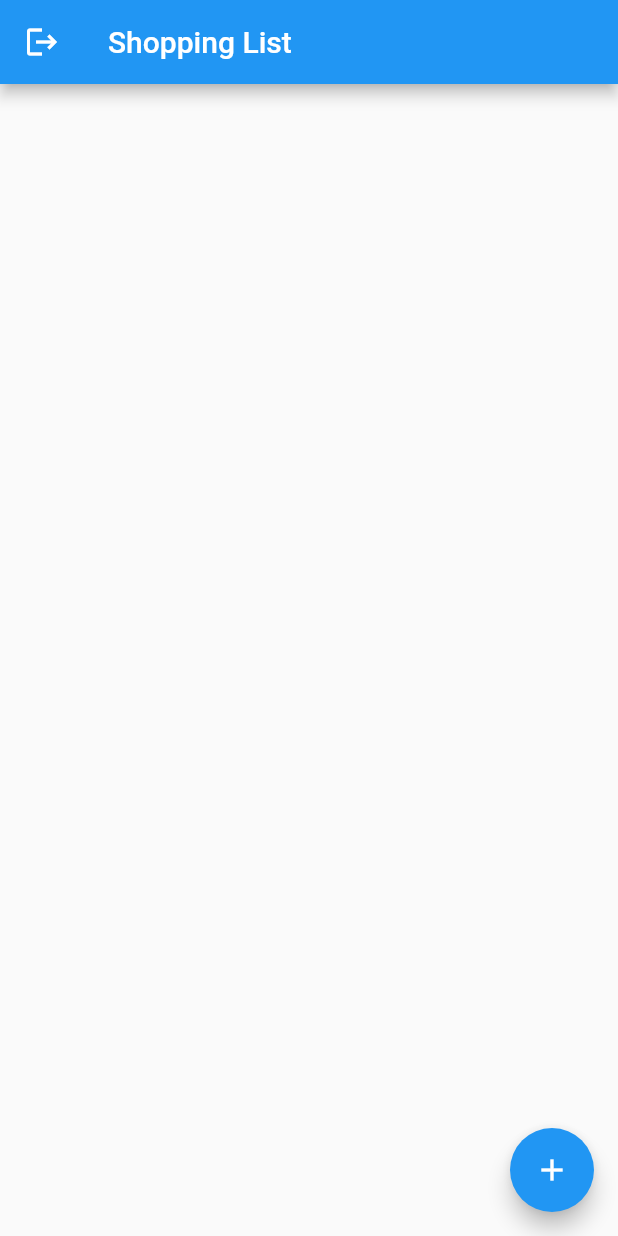
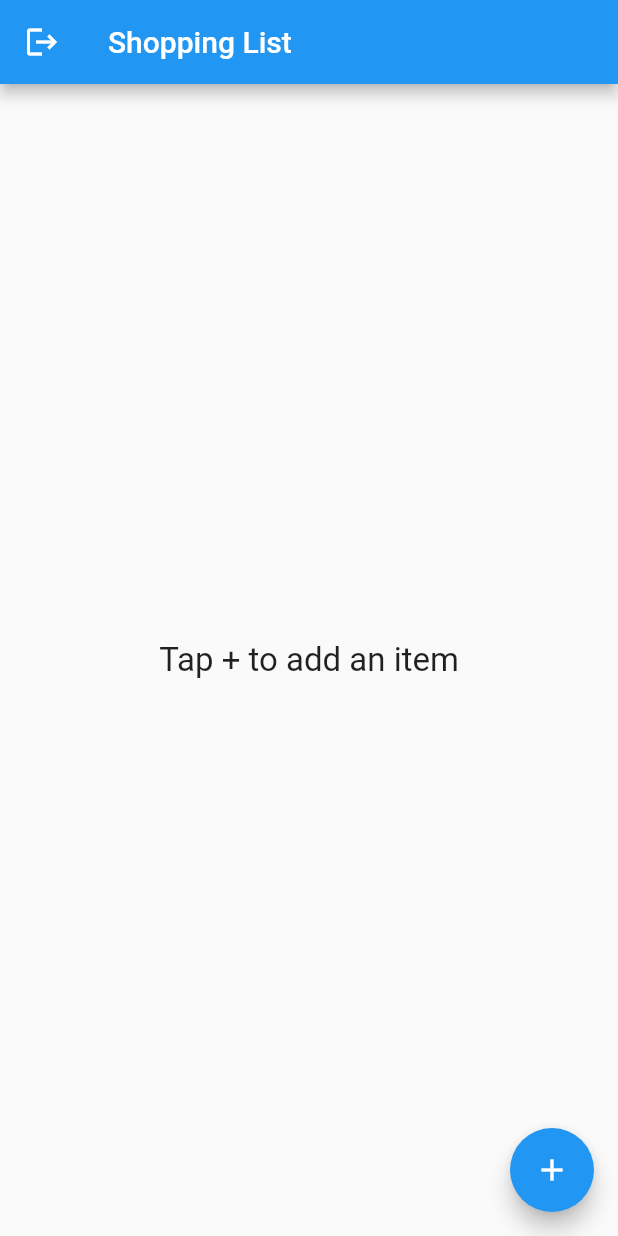
Before and after one commit to n4ff4h/shoplist, a Flutter app: the screen it shows once a user with an empty profile is signed in, on a phone screen of 412 x 824 dp. Run offline on Flutter 3.47's test engine with Material 2 defaults, Android fonts, the phone set to English and light mode, and no system bars; our stand-ins replace cloud_firestore, firebase_auth, firebase_core, flutter_hooks, freezed_annotation, hooks_riverpod; accounts and stored records are empty; network calls fail.

Commit message:
feat: Display Items in home screen as list tiles which can be updated or deleted

```diff
--- a/lib/main.dart
+++ b/lib/main.dart
@@ -62,9 +62,86 @@ class HomeScreen extends HookConsumerWidget {
               )
             : null,
       ),
+      body: const ItemList(),
       floatingActionButton: FloatingActionButton(
         onPressed: () => AddItemDialog.show(context, Item.empty()),
         child: const Icon(Icons.add),
+      ),
+    );
+  }
+}
+
+class ItemList extends HookConsumerWidget {
+  const ItemList({super.key});
+  @override
+  Widget build(BuildContext context, WidgetRef ref) {
+    final itemList = ref.watch(itemListControllerProvider);
+
+    return itemList.when(
+      data: (items) => items.isEmpty
+          ? const Center(
+              child: Text(
+                'Tap + to add an item',
+                style: TextStyle(fontSize: 22.0),
+              ),
+            )
+          : ListView.builder(
+              itemCount: items.length,
+              itemBuilder: (BuildContext context, int index) {
+                final item = items[index];
+
+                return ListTile(
+                  // Key used here to ensure check box animation does not rebuild when the list updates.
+                  key: ValueKey(item.id),
+                  title: Text(item.name),
+                  trailing: Checkbox(
+                    value: item.obtained,
+                    onChanged: (val) => ref
+                        .read(itemListControllerProvider.notifier)
+                        .updateItem(
+                            updatedItem:
+                                item.copyWith(obtained: !item.obtained)),
+                  ),
+                  onTap: () => AddItemDialog.show(context, item),
+                  onLongPress: () => ref
+                      .read(itemListControllerProvider.notifier)
+                      .deleteItem(itemId: item.id!),
+                );
+              },
+            ),
+      error: (error, _) => ItemListError(
+        message:
+            error is CustomException ? error.message! : 'Something went wrong!',
+      ),
+      loading: () => const Center(child: CircularProgressIndicator()),
+    );
+  }
+}
+
+class ItemListError extends HookConsumerWidget {
+  final String message;
+
+  const ItemListError({super.key, required this.message});
+
+  @override
+  Widget build(BuildContext context, WidgetRef ref) {
+    return Padding(
+      padding: const EdgeInsets.all(20.0),
+      child: Column(
+        mainAxisAlignment: MainAxisAlignment.center,
+        children: [
+          Text(
+            message,
+            style: const TextStyle(fontSize: 20.0),
+          ),
+          const SizedBox(height: 20.0),
+          ElevatedButton(
+            onPressed: () => ref
+                .read(itemListControllerProvider.notifier)
+                .retrieveItems(isRefreshing: true),
+            child: const Text('Retry'),
+          )
+        ],
       ),
     );
   }
```
